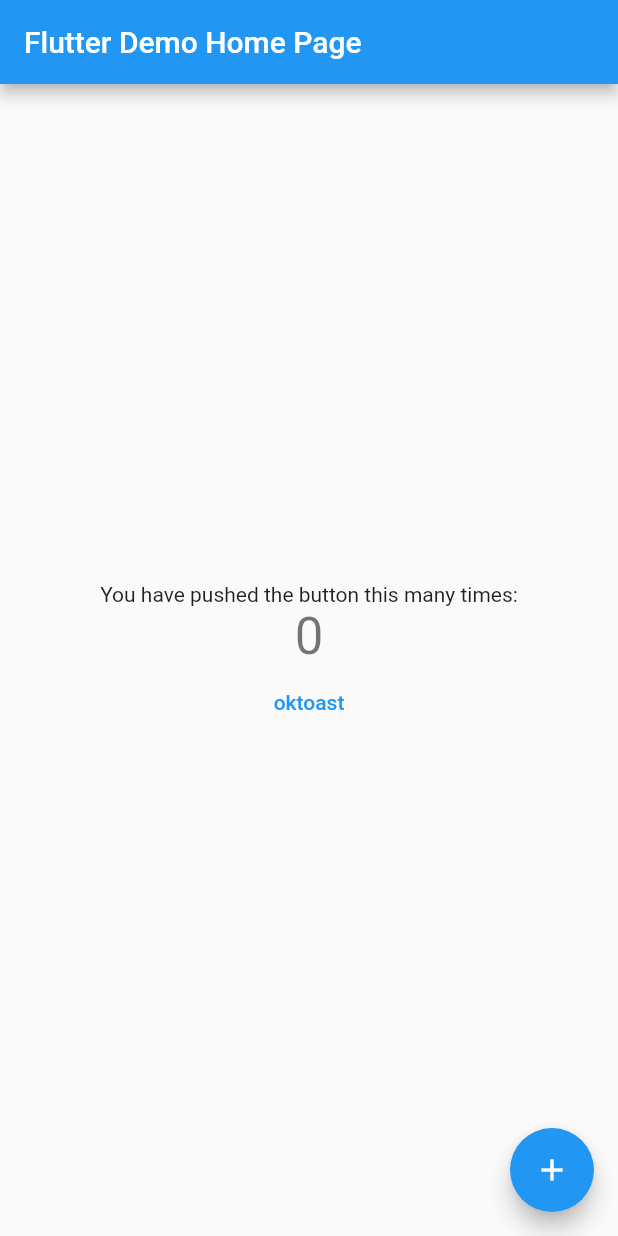
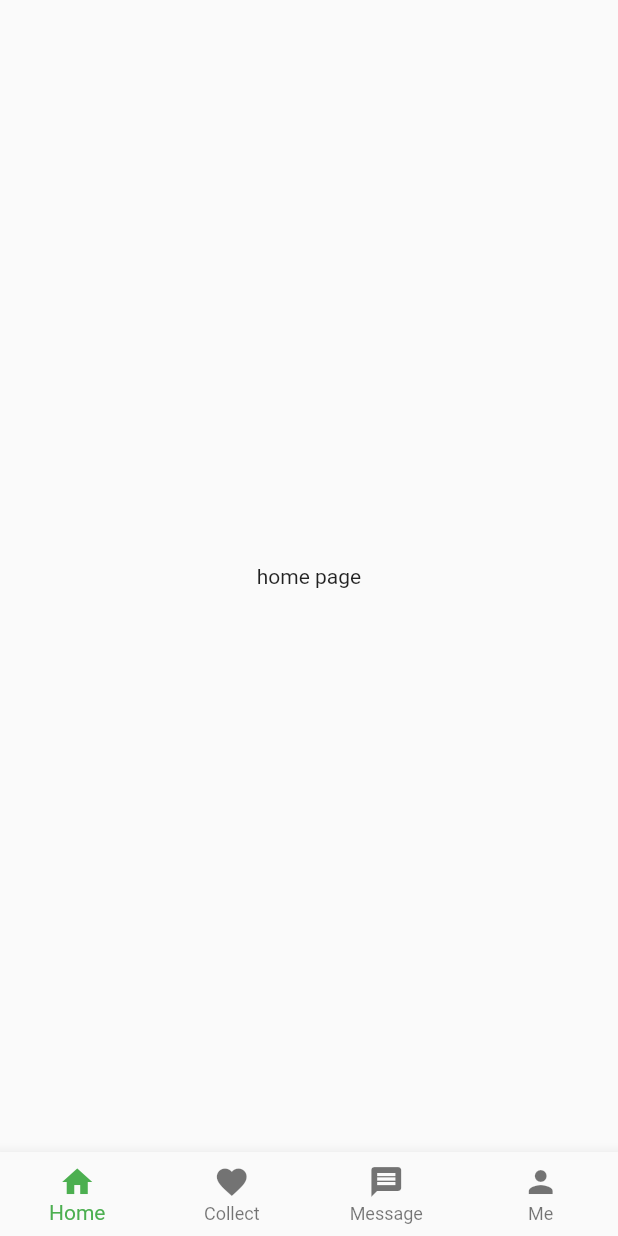
Before and after one commit to julytian/cnode-flutter, a Flutter app: the screen it shows after launch, on a phone screen of 412 x 824 dp. Run offline on Flutter 3.47's test engine with Material 2 defaults, Android fonts, the phone set to English and light mode, and no system bars; drawn by our look-alikes of oktoast, pull_to_refresh; our stand-ins replace shared_preferences.

Commit message:
feat✨ 完善tab导航栏和路由配置

```diff
--- /dev/null
+++ b/lib/config/router_manager.dart
@@ -0,0 +1,25 @@
+import 'package:cnode_flutter2/pages/tab/tab_navigator.dart';
+import 'package:cnode_flutter2/widgets/page_route.dart';
+import 'package:flutter/cupertino.dart';
+import 'package:flutter/material.dart';
+
+class RouteName {
+  static const String home = '/';
+  static const String login = 'login';
+  static const String detail = 'detail';
+}
+class MyRouter {
+  static Route<dynamic> generateRoute(RouteSettings settings) {
+    switch (settings.name) {
+      case RouteName.home:
+        return NoAnimateRouteBuilder(TabNavigatorPage());
+        break;
+      default:
+        return CupertinoPageRoute(builder: (_) => Scaffold(
+          body: Center(
+            child: Text('No route defined for ${settings.name}'),
+          ),
+        ));
+    }
+  }
+}
--- a/lib/main.dart
+++ b/lib/main.dart
@@ -1,10 +1,16 @@
+import 'package:cnode_flutter2/config/router_manager.dart';
+import 'package:cnode_flutter2/config/storage_manager.dart';
+import 'package:cnode_flutter2/generated/l10n.dart';
 import 'package:flutter/material.dart';
+import 'package:flutter_localizations/flutter_localizations.dart';
 import 'package:oktoast/oktoast.dart';
 import 'package:provider/provider.dart';
+import 'package:pull_to_refresh/pull_to_refresh.dart';
 
 void main() async{
   Provider.debugCheckInvalidValueType = null;
   WidgetsFlutterBinding.ensureInitialized();
+  await StorageManager.init();
   runApp(MyApp());
 }
 
@@ -12,65 +18,26 @@ class MyApp extends StatelessWidget {
   @override
   Widget build(BuildContext context) {
     return OKToast(
-      child: MaterialApp(
-        title: 'Flutter Demo',
-        theme: ThemeData(
-          primarySwatch: Colors.blue,
+      child: RefreshConfiguration(
+        hideFooterWhenNotFull: true,
+        child: MaterialApp(
+          debugShowCheckedModeBanner: false,
+          theme: ThemeData(
+            primarySwatch: Colors.green,
+            visualDensity: VisualDensity.adaptivePlatformDensity,
+          ),
+          localizationsDelegates: [
+              S.delegate,
+              RefreshLocalizations.delegate,
+              GlobalCupertinoLocalizations.delegate,
+              GlobalMaterialLocalizations.delegate,
+              GlobalWidgetsLocalizations.delegate,
+            ],
+          supportedLocales: S.delegate.supportedLocales,
+          onGenerateRoute: MyRouter.generateRoute,
+          initialRoute: RouteName.home,
         ),
-        home: MyHomePage(title: 'Flutter Demo Home Page'),
       ),
     );
   }
 }
-
-class MyHomePage extends StatefulWidget {
-  MyHomePage({Key key, this.title}) : super(key: key);
-  final String title;
-
-  @override
-  _MyHomePageState createState() => _MyHomePageState();
-}
-
-class _MyHomePageState extends State<MyHomePage> {
-  int _counter = 0;
-
-  void _incrementCounter() {
-    setState(() {
-      _counter++;
-    });
-  }
-
-  @override
-  Widget build(BuildContext context) {
-    return Scaffold(
-      appBar: AppBar(
-        title: Text(widget.title),
-      ),
-      body: Center(
-        child: Column(
-          mainAxisAlignment: MainAxisAlignment.center,
-          children: <Widget>[
-            Text(
-              'You have pushed the button this many times:',
-            ),
-            Text(
-              '$_counter',
-              style: Theme.of(context).textTheme.headline4,
-            ),
-            TextButton(
-              onPressed: () {
-                showToast('hello flutter');
-              },
-              child: Text('oktoast'),
-            ),
-          ],
-        ),
-      ),
-      floatingActionButton: FloatingActionButton(
-        onPressed: _incrementCounter,
-        tooltip: 'Increment',
-        child: Icon(Icons.add),
-      ), // This trailing comma makes auto-formatting nicer for build methods.
-    );
-  }
-}
--- /dev/null
+++ b/lib/pages/tab/home/home_page.dart
@@ -0,0 +1,17 @@
+import 'package:flutter/material.dart';
+
+class HomePage extends StatefulWidget {
+  @override
+  _HomePageState createState() => _HomePageState();
+}
+
+class _HomePageState extends State<HomePage> {
+  @override
+  Widget build(BuildContext context) {
+    return Scaffold(
+      body: Center(
+        child: Text('home page'),
+      ),
+    );
+  }
+}
--- /dev/null
+++ b/lib/pages/tab/tab_navigator.dart
@@ -0,0 +1,80 @@
+import 'package:cnode_flutter2/generated/l10n.dart';
+import 'package:cnode_flutter2/pages/tab/collect/colllect_page.dart';
+import 'package:cnode_flutter2/pages/tab/home/home_page.dart';
+import 'package:cnode_flutter2/pages/tab/message/message_page.dart';
+import 'package:cnode_flutter2/pages/tab/user/user_page.dart';
+import 'package:flutter/material.dart';
+
+List<Widget> tabPages = [
+  HomePage(),
+  CollectPage(),
+  MessagePage(),
+  UserPage(),
+];
+
+class TabNavigatorPage extends StatefulWidget {
+  @override
+  _TabNavigatorPageState createState() => _TabNavigatorPageState();
+}
+
+class _TabNavigatorPageState extends State<TabNavigatorPage> {
+  PageController _pageController = PageController();
+  int _currentIndex = 0;
+  DateTime _lastPressedTime;
+
+  @override
+  Widget build(BuildContext context) {
+    return Scaffold(
+      body: WillPopScope(
+        onWillPop: () async {
+          if (_lastPressedTime == null ||
+              DateTime.now().difference(_lastPressedTime) > Duration(seconds: 1)) {
+            _lastPressedTime = DateTime.now();
+            return false;
+          }
+          return true;
+        },
+        child: PageView.builder(
+          itemBuilder: (ctx, index) => tabPages[index],
+          itemCount: tabPages.length,
+          controller: _pageController,
+          physics: NeverScrollableScrollPhysics(),
+          onPageChanged: (index) {
+            setState(() {
+              _currentIndex = index;
+            });
+          },
+        ),
+      ),
+      bottomNavigationBar: bottomNavigationBar(),
+    );
+  }
+  /// 底部导航栏
+  Widget bottomNavigationBar() {
+    return BottomNavigationBar(
+      items: [
+        BottomNavigationBarItem(
+          icon: Icon(Icons.home),
+          label: S.of(context).tabHome,
+        ),
+        BottomNavigationBarItem(
+          icon: Icon(Icons.favorite),
+          label: S.of(context).tabCollect,
+        ),
+        BottomNavigationBarItem(
+          icon: Icon(Icons.message),
+          label: S.of(context).tabMessage,
+        ),
+        BottomNavigationBarItem(
+          icon: Icon(Icons.person),
+          label: S.of(context).tabUser,
+        ),
+      ],
+      type: BottomNavigationBarType.fixed,
+      currentIndex: _currentIndex,
+      onTap: (index) {
+        _pageController.jumpToPage(index);
+      },
+    );
+  }
+}
--- /dev/null
+++ b/lib/widgets/page_route.dart
@@ -0,0 +1,13 @@
+import 'package:flutter/material.dart';
+
+class NoAnimateRouteBuilder extends PageRouteBuilder {
+  final Widget page;
+  NoAnimateRouteBuilder(this.page)
+      : super(
+          opaque: false,
+          pageBuilder: (context, animation, secondaryAnimation) => page,
+          transitionDuration: Duration(milliseconds: 0),
+          transitionsBuilder: (context, animation, secondaryAnimation, child) =>
+              child,
+        );
+}
```
Also changed, not shown: lib/config/storage_manager.dart (added, +9 -0 lines), lib/l10n/intl_en.arb (added, +17 -0 lines), lib/l10n/intl_zh.arb (added, +17 -0 lines), lib/pages/tab/collect/colllect_page.dart (added, +17 -0 lines), lib/pages/tab/message/message_page.dart (added, +17 -0 lines), lib/pages/tab/user/user_page.dart (added, +17 -0 lines), pubspec.yaml (+10 -8 lines), lib/generated/intl/messages_all.dart (added), lib/generated/intl/messages_en.dart (added), lib/generated/intl/messages_zh.dart (added), lib/generated/l10n.dart (added), pubspec.lock, 1 other file.
